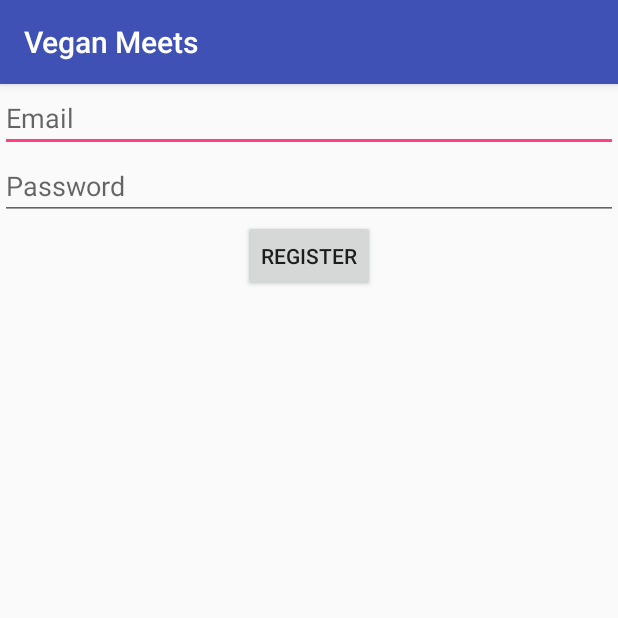
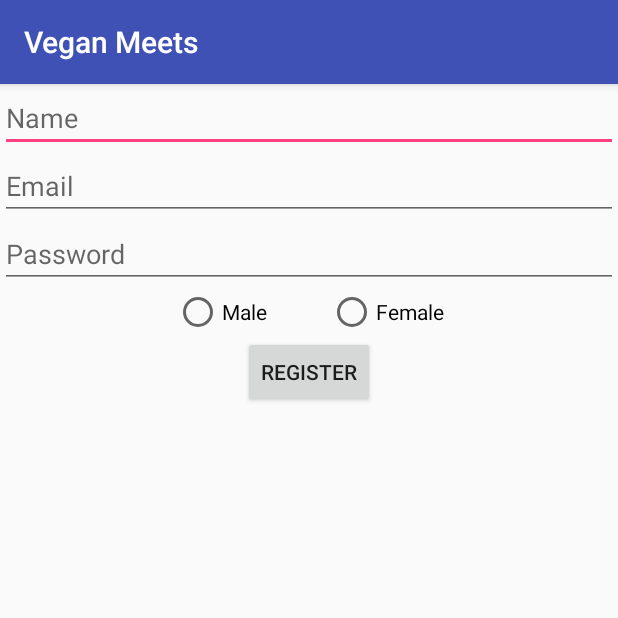
Before and after one commit to Dhatab/VeganMeets, an Android app: the RegistrationActivity screen opened directly, with no data from a screen before it, on a phone screen of 412 x 824 dp, the top half of it. Run offline under Robolectric (Android 15) with nearby library versions, the phone set to English and light mode, and no system bars; our stand-ins replace Firebase (no records; nobody signed in at launch, a user with empty details on screens opened directly).

Commit message:
Initial Commit

```diff
--- a/app/src/main/AndroidManifest.xml
+++ b/app/src/main/AndroidManifest.xml
@@ -10,13 +10,13 @@
         android:supportsRtl="true"
         android:theme="@style/AppTheme">
         <activity android:name=".MainActivity"></activity>
+        <activity android:name=".RegistrationActivity"></activity>
         <activity android:name=".LoginActivity">
             <intent-filter>
                 <action android:name="android.intent.action.MAIN"/>
                 <category android:name="android.intent.category.LAUNCHER"/>
             </intent-filter>
         </activity>
-        <activity android:name=".RegistrationActivty"></activity>
     </application>
 
 </manifest>
--- a/app/src/main/java/com/veganmeets/LoginActivity.java
+++ b/app/src/main/java/com/veganmeets/LoginActivity.java
@@ -32,7 +32,6 @@ public class LoginActivity extends AppCompatActivity {
         btn_Register = (Button) findViewById(R.id.btn_register);
         mLoginEmail = (EditText) findViewById(R.id.edit_login_email);
         mLoginPassword = (EditText) findViewById(R.id.edit_login_pw);
-
 
         firebaseAuth = FirebaseAuth.getInstance();
         firebaseAuthStateListener = new FirebaseAuth.AuthStateListener() {
@@ -69,7 +68,7 @@ public class LoginActivity extends AppCompatActivity {
         btn_Register.setOnClickListener(new View.OnClickListener() {
             @Override
             public void onClick(View view) {
-                startActivity(new Intent(LoginActivity.this, RegistrationActivty.class));
+                startActivity(new Intent(LoginActivity.this, RegistrationActivity.class));
                 finish();
             }
         });
--- a/app/src/main/java/com/veganmeets/RegistrationActivty.java
+++ b/app/src/main/java/com/veganmeets/RegistrationActivity.java
@@ -1,12 +1,14 @@
 package com.veganmeets;
 
 import android.content.Intent;
+import android.os.Bundle;
 import android.support.annotation.NonNull;
 import android.support.v7.app.AppCompatActivity;
-import android.os.Bundle;
 import android.view.View;
 import android.widget.Button;
 import android.widget.EditText;
+import android.widget.RadioButton;
+import android.widget.RadioGroup;
 import android.widget.Toast;
 
 import com.google.android.gms.tasks.OnCompleteListener;
@@ -14,45 +16,54 @@ import com.google.android.gms.tasks.Task;
 import com.google.firebase.auth.AuthResult;
 import com.google.firebase.auth.FirebaseAuth;
 import com.google.firebase.auth.FirebaseUser;
+import com.google.firebase.database.DatabaseReference;
+import com.google.firebase.database.FirebaseDatabase;
 
-public class RegistrationActivty extends AppCompatActivity {
+public class RegistrationActivity extends AppCompatActivity {
 
     private Button mRegister;
-    private EditText mEmail, mPassword;
+    private EditText mEmail, mPassword, mName;
+    private RadioGroup mRadioGroup;
 
     private FirebaseAuth firebaseAuth;
-    private FirebaseAuth.AuthStateListener firebaseAuthStateListener;
+
     @Override
     protected void onCreate(Bundle savedInstanceState) {
         super.onCreate(savedInstanceState);
         setContentView(R.layout.activity_registration);
 
         firebaseAuth = FirebaseAuth.getInstance();
-        firebaseAuthStateListener = new FirebaseAuth.AuthStateListener() {
-            @Override
-            public void onAuthStateChanged(@NonNull FirebaseAuth firebaseAuth) {
-                final FirebaseUser mUser = FirebaseAuth.getInstance().getCurrentUser();
-                if (mUser != null){
-                    startActivity(new Intent(getApplicationContext(),MainActivity.class));
-                    finish();
-                }
-            }
-        };
 
         mRegister = (Button) findViewById(R.id.btn_newRegister);
         mEmail = (EditText) findViewById(R.id.edit_email);
         mPassword = (EditText) findViewById(R.id.edit_pw);
+        mName = (EditText) findViewById(R.id.edit_name);
+        mRadioGroup = (RadioGroup) findViewById(R.id.radio_sex);
 
         mRegister.setOnClickListener(new View.OnClickListener() {
             @Override
             public void onClick(View view) {
+                int selectID = mRadioGroup.getCheckedRadioButtonId();
+                final RadioButton radioButton = (RadioButton) findViewById(selectID);
+                if(radioButton.getText() == null){
+                    Toast.makeText(getApplicationContext(), "Please Choose A Sex",Toast.LENGTH_SHORT).show();
+                    return;
+                }
+
                 final String email = mEmail.getText().toString();
                 final String password = mPassword.getText().toString();
-                firebaseAuth.createUserWithEmailAndPassword(email,password).addOnCompleteListener(RegistrationActivty.this, new OnCompleteListener<AuthResult>() {
+                final String name = mName.getText().toString();
+                firebaseAuth.createUserWithEmailAndPassword(email,password).addOnCompleteListener(RegistrationActivity.this, new OnCompleteListener<AuthResult>() {
                     @Override
                     public void onComplete(@NonNull Task<AuthResult> task) {
                         if(!task.isSuccessful()){
                             Toast.makeText(getApplicationContext(),"Registration Unsuccessful",Toast.LENGTH_SHORT).show();
+                        }else{
+                            String userID = firebaseAuth.getCurrentUser().getUid();
+                            DatabaseReference databaseReference = FirebaseDatabase.getInstance().getReference()
+                                    .child("Users").child(radioButton.getText().toString()).child(userID).child("name");
+                            databaseReference.setValue(name);
+                            startActivity(new Intent(getApplicationContext(),MainActivity.class));
                         }
                     }
                 });
--- a/app/src/main/res/layout/activity_registration.xml
+++ b/app/src/main/res/layout/activity_registration.xml
@@ -1,11 +1,17 @@
 <?xml version="1.0" encoding="utf-8"?>
 <LinearLayout xmlns:android="http://schemas.android.com/apk/res/android"
-    xmlns:app="http://schemas.android.com/apk/res-auto"
     xmlns:tools="http://schemas.android.com/tools"
     android:layout_width="match_parent"
     android:layout_height="match_parent"
     android:orientation="vertical"
-    tools:context="com.veganmeets.RegistrationActivty">
+    tools:context="com.veganmeets.RegistrationActivity">
+
+    <EditText
+        android:layout_width="match_parent"
+        android:layout_height="wrap_content"
+        android:inputType="textEmailAddress"
+        android:hint="Name"
+        android:id="@+id/edit_name" />
 
     <EditText
         android:layout_width="match_parent"
@@ -21,6 +27,24 @@
         android:hint="Password"
         android:id="@+id/edit_pw"/>
 
+    <RadioGroup
+        android:id="@+id/radio_sex"
+        android:layout_width="match_parent"
+        android:layout_height="wrap_content"
+        android:orientation="horizontal"
+        android:gravity="center">
+        <RadioButton
+            android:layout_width="wrap_content"
+            android:layout_height="wrap_content"
+            android:text="Male"
+            android:layout_marginEnd="25dp"/>
+        <RadioButton
+            android:layout_width="wrap_content"
+            android:layout_height="wrap_content"
+            android:text="Female"
+            android:layout_marginStart="15dp"/>
+    </RadioGroup>
+
     <Button
         android:layout_width="wrap_content"
         android:layout_height="wrap_content"
```
Also changed, not shown: app/src/main/java/com/veganmeets/MainActivity.java (+113 -16 lines), app/src/main/res/layout/activity_main.xml (+10 -2 lines).
